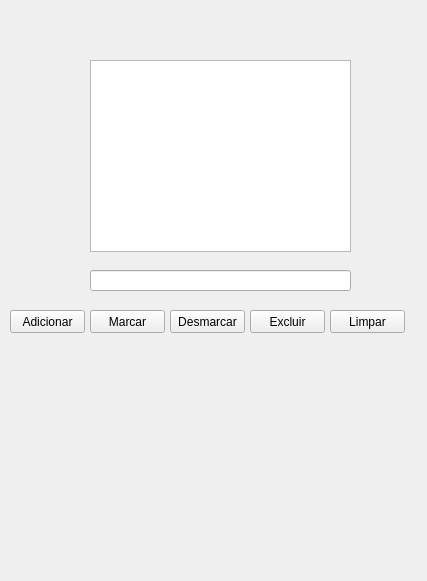
eliezersilva-dev/Projeto_Python_PyQt5_QtDesigner, file tela_lista.ui: the form before one commit.
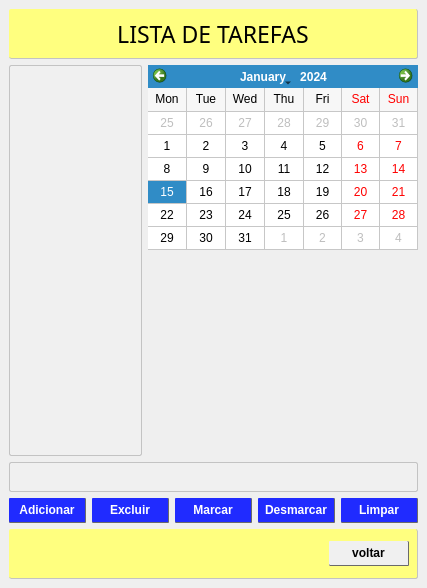
The form after the commit.

What changed in the file:
```diff
--- a/tela_lista.ui
+++ b/tela_lista.ui
@@ -7,98 +7,507 @@
     <x>0</x>
     <y>0</y>
     <width>427</width>
-    <height>581</height>
+    <height>588</height>
    </rect>
   </property>
+  <property name="font">
+   <font>
+    <pointsize>9</pointsize>
+   </font>
+  </property>
   <property name="windowTitle">
    <string>MainWindow</string>
   </property>
+  <property name="styleSheet">
+   <string notr="true"/>
+  </property>
   <widget class="QWidget" name="centralwidget">
-   <widget class="QListWidget" name="listWidget">
-    <property name="geometry">
-     <rect>
-      <x>90</x>
-      <y>60</y>
-      <width>261</width>
-      <height>192</height>
-     </rect>
-    </property>
-   </widget>
-   <widget class="QLineEdit" name="lineEdit">
-    <property name="geometry">
-     <rect>
-      <x>90</x>
-      <y>270</y>
-      <width>261</width>
-      <height>21</height>
-     </rect>
-    </property>
-   </widget>
-   <widget class="QPushButton" name="btn_adicionar">
-    <property name="geometry">
-     <rect>
-      <x>10</x>
-      <y>310</y>
-      <width>75</width>
-      <height>23</height>
-     </rect>
-    </property>
-    <property name="text">
-     <string>Adicionar</string>
-    </property>
-   </widget>
-   <widget class="QPushButton" name="btn_excluir">
-    <property name="geometry">
-     <rect>
-      <x>250</x>
-      <y>310</y>
-      <width>75</width>
-      <height>23</height>
-     </rect>
-    </property>
-    <property name="text">
-     <string>Excluir</string>
-    </property>
-   </widget>
-   <widget class="QPushButton" name="btn_marcar">
-    <property name="geometry">
-     <rect>
-      <x>90</x>
-      <y>310</y>
-      <width>75</width>
-      <height>23</height>
-     </rect>
-    </property>
-    <property name="text">
-     <string>Marcar</string>
-    </property>
-   </widget>
-   <widget class="QPushButton" name="btn_limpar">
-    <property name="geometry">
-     <rect>
-      <x>330</x>
-      <y>310</y>
-      <width>75</width>
-      <height>23</height>
-     </rect>
-    </property>
-    <property name="text">
-     <string>Limpar</string>
-    </property>
-   </widget>
-   <widget class="QPushButton" name="btn_desmarcar">
-    <property name="geometry">
-     <rect>
-      <x>170</x>
-      <y>310</y>
-      <width>75</width>
-      <height>23</height>
-     </rect>
-    </property>
-    <property name="text">
-     <string>Desmarcar</string>
-    </property>
-   </widget>
+   <layout class="QGridLayout" name="gridLayout">
+    <item row="0" column="0" colspan="2">
+     <widget class="QLabel" name="label_2">
+      <property name="minimumSize">
+       <size>
+        <width>0</width>
+        <height>50</height>
+       </size>
+      </property>
+      <property name="font">
+       <font>
+        <family>Segoe Script</family>
+        <pointsize>17</pointsize>
+       </font>
+      </property>
+      <property name="styleSheet">
+       <string notr="true">background-color: rgb(255, 255, 127);
+border-bottom: 1px solid;
+	border-bottom-color: #c3c3c3;
+border-right: 1px solid;
+	border-right-color: #c3c3c3;
+border-radius: 2px;
+
+
+
+</string>
+      </property>
+      <property name="text">
+       <string>LISTA DE TAREFAS</string>
+      </property>
+      <property name="alignment">
+       <set>Qt::AlignCenter</set>
+      </property>
+     </widget>
+    </item>
+    <item row="1" column="0" rowspan="2">
+     <widget class="QListWidget" name="listWidget">
+      <property name="minimumSize">
+       <size>
+        <width>130</width>
+        <height>0</height>
+       </size>
+      </property>
+      <property name="font">
+       <font>
+        <pointsize>12</pointsize>
+       </font>
+      </property>
+      <property name="styleSheet">
+       <string notr="true">border: 1px solid #c3c3c3;
+background-color: rgb(240, 240, 240);
+border-radius: 2px</string>
+      </property>
+     </widget>
+    </item>
+    <item row="1" column="1">
+     <widget class="QCalendarWidget" name="calendarWidget">
+      <property name="gridVisible">
+       <bool>true</bool>
+      </property>
+      <property name="horizontalHeaderFormat">
+       <enum>QCalendarWidget::ShortDayNames</enum>
+      </property>
+      <property name="verticalHeaderFormat">
+       <enum>QCalendarWidget::NoVerticalHeader</enum>
+      </property>
+      <property name="navigationBarVisible">
+       <bool>true</bool>
+      </property>
+      <property name="dateEditEnabled">
+       <bool>false</bool>
+      </property>
+     </widget>
+    </item>
+    <item row="2" column="1">
+     <widget class="QWidget" name="widget_img" native="true">
+      <property name="sizePolicy">
+       <sizepolicy hsizetype="MinimumExpanding" vsizetype="MinimumExpanding">
+        <horstretch>0</horstretch>
+        <verstretch>0</verstretch>
+       </sizepolicy>
+      </property>
+      <property name="minimumSize">
+       <size>
+        <width>270</width>
+        <height>200</height>
+       </size>
+      </property>
+      <property name="maximumSize">
+       <size>
+        <width>270</width>
+        <height>200</height>
+       </size>
+      </property>
+      <property name="styleSheet">
+       <string notr="true"/>
+      </property>
+      <layout class="QGridLayout" name="gridLayout_2">
+       <item row="0" column="0">
+        <widget class="QTextEdit" name="textEdit">
+         <property name="sizePolicy">
+          <sizepolicy hsizetype="MinimumExpanding" vsizetype="MinimumExpanding">
+           <horstretch>0</horstretch>
+           <verstretch>0</verstretch>
+          </sizepolicy>
+         </property>
+         <property name="maximumSize">
+          <size>
+           <width>270</width>
+           <height>200</height>
+          </size>
+         </property>
+         <property name="font">
+          <font>
+           <family>Vladimir Script</family>
+           <pointsize>20</pointsize>
+          </font>
+         </property>
+         <property name="layoutDirection">
+          <enum>Qt::LeftToRight</enum>
+         </property>
+         <property name="styleSheet">
+          <string notr="true">
+background-color: transparent;
+border: transparent;</string>
+         </property>
+         <property name="sizeAdjustPolicy">
+          <enum>QAbstractScrollArea::AdjustToContents</enum>
+         </property>
+         <property name="html">
+          <string>&lt;!DOCTYPE HTML PUBLIC &quot;-//W3C//DTD HTML 4.0//EN&quot; &quot;http://www.w3.org/TR/REC-html40/strict.dtd&quot;&gt;
+&lt;html&gt;&lt;head&gt;&lt;meta name=&quot;qrichtext&quot; content=&quot;1&quot; /&gt;&lt;style type=&quot;text/css&quot;&gt;
+p, li { white-space: pre-wrap; }
+&lt;/style&gt;&lt;/head&gt;&lt;body style=&quot; font-family:'Vladimir Script'; font-size:20pt; font-weight:400; font-style:normal;&quot;&gt;
+&lt;p style=&quot;-qt-paragraph-type:empty; margin-top:0px; margin-bottom:0px; margin-left:0px; margin-right:0px; -qt-block-indent:0; text-indent:0px;&quot;&gt;&lt;br /&gt;&lt;/p&gt;&lt;/body&gt;&lt;/html&gt;</string>
+         </property>
+        </widget>
+       </item>
+      </layout>
+     </widget>
+    </item>
+    <item row="4" column="0" colspan="2">
+     <layout class="QHBoxLayout" name="horizontalLayout">
+      <item>
+       <widget class="QPushButton" name="btn_adicionar">
+        <property name="minimumSize">
+         <size>
+          <width>0</width>
+          <height>25</height>
+         </size>
+        </property>
+        <property name="font">
+         <font>
+          <weight>75</weight>
+          <bold>true</bold>
+         </font>
+        </property>
+        <property name="styleSheet">
+         <string notr="true">QPushButton{
+color: white;
+border-right:  1px solid;
+	border-right-color: #6a6a6a;
+border-bottom: 1px solid;
+	border-bottom-color:#6a6a6a;
+background-color:#202bff;
+border-radius: 1px
+}
+
+QPushButton:pressed{
+color: black;
+border-left: 1px solid;
+	border-left-color: #c3c3c3;
+border-top: 1px solid;
+	border-top-color:#c3c3c3;
+border-right: transparent;
+border-bottom: transparent;
+background-color: rgb(240, 240, 240);
+border-radius: 1px
+}
+
+</string>
+        </property>
+        <property name="text">
+         <string>Adicionar</string>
+        </property>
+       </widget>
+      </item>
+      <item>
+       <widget class="QPushButton" name="btn_excluir">
+        <property name="minimumSize">
+         <size>
+          <width>0</width>
+          <height>25</height>
+         </size>
+        </property>
+        <property name="font">
+         <font>
+          <weight>75</weight>
+          <bold>true</bold>
+         </font>
+        </property>
+        <property name="styleSheet">
+         <string notr="true">QPushButton{
+color: white;
+border-right:  1px solid;
+	border-right-color: #6a6a6a;
+border-bottom: 1px solid;
+	border-bottom-color:#6a6a6a;
+background-color:#202bff;
+border-radius: 1px
+}
+
+QPushButton:pressed{
+color: black;
+border-left: 1px solid;
+	border-left-color: #c3c3c3;
+border-top: 1px solid;
+	border-top-color:#c3c3c3;
+border-right: transparent;
+border-bottom: transparent;
+background-color: rgb(240, 240, 240);
+border-radius: 1px
+}
+
+</string>
+        </property>
+        <property name="text">
+         <string>Excluir</string>
+        </property>
+       </widget>
+      </item>
+      <item>
+       <widget class="QPushButton" name="btn_marcar">
+        <property name="minimumSize">
+         <size>
+          <width>0</width>
+          <height>25</height>
+         </size>
+        </property>
+        <property name="font">
+         <font>
+          <weight>75</weight>
+          <bold>true</bold>
+         </font>
+        </property>
+        <property name="styleSheet">
+         <string notr="true">QPushButton{
+color: white;
+border-right:  1px solid;
+	border-right-color: #6a6a6a;
+border-bottom: 1px solid;
+	border-bottom-color:#6a6a6a;
+background-color:#202bff;
+border-radius: 1px
+}
+
+QPushButton:pressed{
+color: black;
+border-left: 1px solid;
+	border-left-color: #c3c3c3;
+border-top: 1px solid;
+	border-top-color:#c3c3c3;
+border-right: transparent;
+border-bottom: transparent;
+background-color: rgb(240, 240, 240);
+border-radius: 1px
+}
+
+</string>
+        </property>
+        <property name="text">
+         <string>Marcar</string>
+        </property>
+       </widget>
+      </item>
+      <item>
+       <widget class="QPushButton" name="btn_desmarcar">
+        <property name="minimumSize">
+         <size>
+          <width>0</width>
+          <height>25</height>
+         </size>
+        </property>
+        <property name="font">
+         <font>
+          <weight>75</weight>
+          <bold>true</bold>
+         </font>
+        </property>
+        <property name="styleSheet">
+         <string notr="true">QPushButton{
+color: white;
+border-right:  1px solid;
+	border-right-color: #6a6a6a;
+border-bottom: 1px solid;
+	border-bottom-color:#6a6a6a;
+background-color:#202bff;
+border-radius: 1px
+}
+
+QPushButton:pressed{
+color: black;
+border-left: 1px solid;
+	border-left-color: #c3c3c3;
+border-top: 1px solid;
+	border-top-color:#c3c3c3;
+border-right: transparent;
+border-bottom: transparent;
+background-color: rgb(240, 240, 240);
+border-radius: 1px
+}
+
+</string>
+        </property>
+        <property name="text">
+         <string>Desmarcar</string>
+        </property>
+       </widget>
+      </item>
+      <item>
+       <widget class="QPushButton" name="btn_limpar">
+        <property name="minimumSize">
+         <size>
+          <width>0</width>
+          <height>25</height>
+         </size>
+        </property>
+        <property name="font">
+         <font>
+          <weight>75</weight>
+          <bold>true</bold>
+         </font>
+        </property>
+        <property name="styleSheet">
+         <string notr="true">QPushButton{
+color: white;
+border-right:  1px solid;
+	border-right-color: #6a6a6a;
+border-bottom: 1px solid;
+	border-bottom-color:#6a6a6a;
+background-color:#202bff;
+border-radius: 1px
+}
+
+QPushButton:pressed{
+color: black;
+border-left: 1px solid;
+	border-left-color: #c3c3c3;
+border-top: 1px solid;
+	border-top-color:#c3c3c3;
+border-right: transparent;
+border-bottom: transparent;
+background-color: rgb(240, 240, 240);
+border-radius: 1px
+}
+
+</string>
+        </property>
+        <property name="text">
+         <string>Limpar</string>
+        </property>
+       </widget>
+      </item>
+     </layout>
+    </item>
+    <item row="5" column="0" colspan="2">
+     <widget class="QWidget" name="widget" native="true">
+      <property name="minimumSize">
+       <size>
+        <width>0</width>
+        <height>50</height>
+       </size>
+      </property>
+      <property name="styleSheet">
+       <string notr="true">background-color: rgb(255, 255, 127);
+border-bottom: 1px solid;
+	border-bottom-color: #c3c3c3;
+border-right: 1px solid;
+	border-right-color: #c3c3c3;
+border-radius: 2px;
+</string>
+      </property>
+      <layout class="QHBoxLayout" name="horizontalLayout_3">
+       <item>
+        <layout class="QHBoxLayout" name="horizontalLayout_2">
+         <item>
+          <widget class="QLabel" name="label_3">
+           <property name="styleSheet">
+            <string notr="true">background-color: transparent;
+border: transparent;</string>
+           </property>
+           <property name="text">
+            <string/>
+           </property>
+          </widget>
+         </item>
+         <item>
+          <widget class="QLabel" name="label">
+           <property name="styleSheet">
+            <string notr="true">background-color: transparent;
+border: transparent;</string>
+           </property>
+           <property name="text">
+            <string/>
+           </property>
+          </widget>
+         </item>
+         <item>
+          <widget class="QPushButton" name="btn_voltar">
+           <property name="minimumSize">
+            <size>
+             <width>0</width>
+             <height>25</height>
+            </size>
+           </property>
+           <property name="maximumSize">
+            <size>
+             <width>80</width>
+             <height>16777215</height>
+            </size>
+           </property>
+           <property name="font">
+            <font>
+             <weight>75</weight>
+             <bold>true</bold>
+            </font>
+           </property>
+           <property name="styleSheet">
+            <string notr="true">QPushButton{
+color: black;
+border-right:  1px solid;
+	border-right-color: #6a6a6a;
+border-bottom: 1px solid;
+	border-bottom-color:#6a6a6a;
+background-color: rgb(240, 240, 240);
+border-radius: 1px
+}
+
+QPushButton:pressed{
+color: black;
+border-left: 1px solid;
+	border-left-color: #c3c3c3;
+border-top: 1px solid;
+	border-top-color:#c3c3c3;
+border-right: transparent;
+border-bottom: transparent;
+background-color: rgb(240, 240, 240);
+border-radius: 1px
+}
+
+</string>
+           </property>
+           <property name="text">
+            <string>voltar</string>
+           </property>
+          </widget>
+         </item>
+        </layout>
+       </item>
+      </layout>
+     </widget>
+    </item>
+    <item row="3" column="0" colspan="2">
+     <widget class="QLineEdit" name="lineEdit">
+      <property name="minimumSize">
+       <size>
+        <width>40</width>
+        <height>30</height>
+       </size>
+      </property>
+      <property name="font">
+       <font>
+        <pointsize>12</pointsize>
+       </font>
+      </property>
+      <property name="styleSheet">
+       <string notr="true">border: 1px solid #c3c3c3;
+background-color: rgb(240, 240, 240);
+border-radius: 2px</string>
+      </property>
+      <property name="text">
+       <string/>
+      </property>
+     </widget>
+    </item>
+   </layout>
   </widget>
  </widget>
  <resources/>
```
